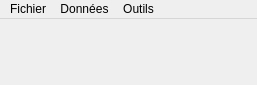
Old version of the form logiciel/carte-qt/mainwindow.ui in the repository s0lstice/oculometre.
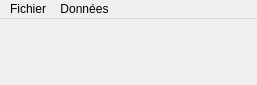
New version of the form.

Commit message: QDockWidjet dans le QMenu

```diff
--- a/logiciel/carte-qt/mainwindow.ui
+++ b/logiciel/carte-qt/mainwindow.ui
@@ -48,18 +48,8 @@
     <addaction name="actionCharger_une_carte"/>
     <addaction name="actionCharger_des_volontaires"/>
    </widget>
-   <widget class="QMenu" name="menuOutils">
-    <property name="title">
-     <string>Outils</string>
-    </property>
-    <addaction name="actionGestion_des_volontaires"/>
-    <addaction name="actionAnaliser_la_carte"/>
-    <addaction name="separator"/>
-    <addaction name="actionA"/>
-   </widget>
    <addaction name="menuFichier"/>
    <addaction name="menuDonnees"/>
-   <addaction name="menuOutils"/>
   </widget>
   <action name="actionCharger_une_carte">
    <property name="text">
```
The commit also changes 2 other files.
